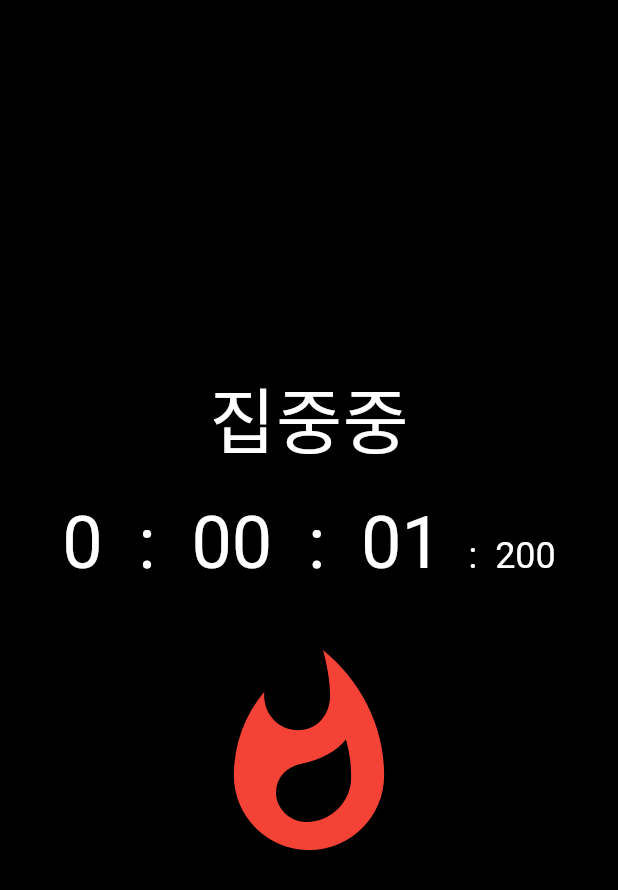
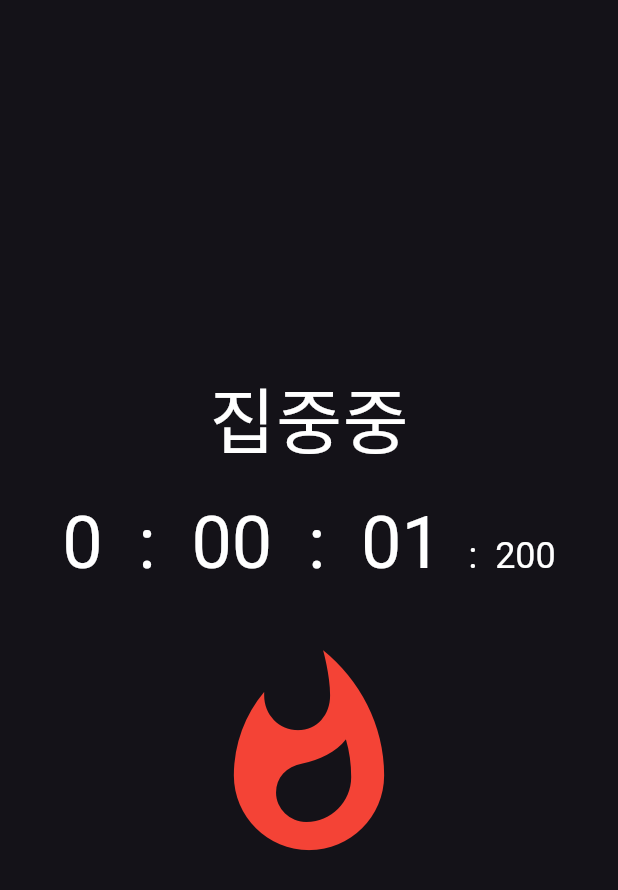
Before and after one commit to uncroos/flutter_yoapp, a Flutter app: the ConcentrationPage screen opened directly, after a tap on the "whatshot" icon, on a phone screen of 412 x 824 dp. Shown: the top 890 px of the screen. Run offline on Flutter 3.47's test engine with Material 3 defaults, Android fonts, the phone set to English and light mode, and no system bars; our stand-ins replace shared_preferences; accounts and stored records are empty; Roboto replaces fonts that are missing (ShillaCulture).

Commit message:
ㅑㅜㅑㅅ

```diff
--- /dev/null
+++ b/lib/Concentration_Screen.dart
@@ -0,0 +1,152 @@
+import 'package:flutter/material.dart';
+import 'dart:async';
+import 'package:shared_preferences/shared_preferences.dart';
+
+class ConcentrationPage extends StatefulWidget {
+  @override
+  _ConcentrationPageState createState() => _ConcentrationPageState();
+}
+
+class _ConcentrationPageState extends State<ConcentrationPage> {
+  bool isConcentrating = false;
+  DateTime? startTime;
+  Duration elapsedTime = Duration.zero;
+  Timer? timer;
+  Timer? midnightTimer;
+
+  @override
+  void initState() {
+    super.initState();
+    loadConcentrationState();
+    scheduleMidnightReset();
+  }
+
+  Future<void> loadConcentrationState() async {
+    SharedPreferences prefs = await SharedPreferences.getInstance();
+    setState(() {
+      isConcentrating = prefs.getBool('isConcentrating') ?? false;
+      elapsedTime = Duration(milliseconds: prefs.getInt('elapsedTime') ?? 0);
+      if (isConcentrating) {
+        startTime = DateTime.parse(
+            prefs.getString('startTime') ?? DateTime.now().toIso8601String());
+        startTimer();
+      }
+    });
+  }
+
+  Future<void> saveConcentrationState() async {
+    SharedPreferences prefs = await SharedPreferences.getInstance();
+    prefs.setBool('isConcentrating', isConcentrating);
+    prefs.setInt('elapsedTime', elapsedTime.inMilliseconds);
+    if (startTime != null) {
+      prefs.setString('startTime', startTime!.toIso8601String());
+    }
+  }
+
+  void scheduleMidnightReset() {
+    DateTime now = DateTime.now();
+    DateTime midnight = DateTime(now.year, now.month, now.day + 1);
+    Duration timeUntilMidnight = midnight.difference(now);
+
+    midnightTimer = Timer(timeUntilMidnight, resetAtMidnight);
+  }
+
+  void resetAtMidnight() {
+    setState(() {
+      isConcentrating = false;
+      startTime = null;
+      elapsedTime = Duration.zero;
+    });
+    saveConcentrationState();
+    scheduleMidnightReset();
+  }
+
+  void toggleConcentration() {
+    setState(() {
+      isConcentrating = !isConcentrating;
+      if (isConcentrating) {
+        startTime = DateTime.now();
+        startTimer();
+      } else {
+        elapsedTime += DateTime.now().difference(startTime!);
+        timer?.cancel();
+      }
+    });
+    saveConcentrationState();
+  }
+
+  void startTimer() {
+    timer = Timer.periodic(Duration(milliseconds: 100), (Timer t) {
+      setState(() {});
+    });
+  }
+
+  String getConcentrationTime() {
+    Duration currentTime = elapsedTime;
+    if (isConcentrating && startTime != null) {
+      currentTime += DateTime.now().difference(startTime!);
+    }
+    String twoDigits(int n) => n.toString().padLeft(2, '0');
+    String threeDigits(int n) => n.toString().padLeft(3, '0');
+    return '${currentTime.inHours} : ${twoDigits(currentTime.inMinutes.remainder(60))} : ${twoDigits(currentTime.inSeconds.remainder(60))} : ${threeDigits(currentTime.inMilliseconds.remainder(1000))}';
+  }
+
+  @override
+  void dispose() {
+    timer?.cancel();
+    midnightTimer?.cancel();
+    saveConcentrationState();
+    super.dispose();
+  }
+
+  @override
+  Widget build(BuildContext context) {
+    String time = getConcentrationTime();
+    List<String> timeParts = time.split(':');
+    return Scaffold(
+      body: Center(
+        child: Column(
+          mainAxisAlignment: MainAxisAlignment.center,
+          children: [
+            Text(
+              isConcentrating ? '집중중' : '집중',
+              style: TextStyle(
+                fontSize: 48,
+                color: Colors.white,
+                fontFamily: 'ShillaCulture', // 폰트 스타일 추가
+              ),
+            ),
+            SizedBox(height: 20),
+            RichText(
+              text: TextSpan(
+                style: TextStyle(fontSize: 48, color: Colors.white),
+                children: <TextSpan>[
+                  TextSpan(
+                    text: '${timeParts[0]} : ${timeParts[1]} : ${timeParts[2]}',
+                    style: TextStyle(fontFamily: 'ShillaCulture'), // 폰트 스타일 추가
+                  ),
+                  TextSpan(
+                    text: ' : ${timeParts[3]}',
+                    style: TextStyle(
+                      fontSize: 24,
+                      fontFamily: 'ShillaCulture', // 폰트 스타일 추가
+                    ),
+                  ),
+                ],
+              ),
+            ),
+            SizedBox(height: 40),
+            GestureDetector(
+              onTap: toggleConcentration,
+              child: Icon(
+                Icons.whatshot, // 불 아이콘
+                size: 150,
+                color: isConcentrating ? Colors.red : Colors.white,
+              ),
+            ),
+          ],
+        ),
+      ),
+    );
+  }
+}
--- a/lib/main.dart
+++ b/lib/main.dart
@@ -1,5 +1,5 @@
 import 'package:flutter/material.dart';
-import 'dart:async';
+import 'Concentration_screen.dart'; // Import the new file
 
 void main() {
   runApp(MyApp());
@@ -54,7 +54,9 @@ class MainPage extends StatelessWidget {
                 child: Column(
                   crossAxisAlignment: CrossAxisAlignment.start,
                   children: [
-                    Text('• Python 수행', style: TextStyle(fontSize: 18)),
+                    Text(
+                        '• Python 수행                                                    ',
+                        style: TextStyle(fontSize: 18)),
                     Text('• SPAM 일정', style: TextStyle(fontSize: 18)),
                     Text('• 4시 ~ 6시 커피챗', style: TextStyle(fontSize: 18)),
                   ],
@@ -83,7 +85,7 @@ class MainPage extends StatelessWidget {
                   child: Center(
                     child: Text(
                       '집중딱',
-                      style: TextStyle(fontSize: 18),
+                      style: TextStyle(fontSize: 18, color: Colors.white),
                     ),
                   ),
                 ),
@@ -103,10 +105,24 @@ class MainPage extends StatelessWidget {
                 child: Row(
                   mainAxisAlignment: MainAxisAlignment.spaceBetween,
                   children: [
-                    Icon(Icons.cloud, size: 50),
-                    ElevatedButton(
-                      onPressed: () {},
-                      child: Text('바로가기'),
+                    Icon(Icons.cloud_outlined, size: 100),
+                    GestureDetector(
+                      onTap: () {},
+                      child: Container(
+                        padding: EdgeInsets.symmetric(
+                          vertical: 12,
+                          horizontal: 16,
+                        ),
+                        decoration: BoxDecoration(
+                          color: Color(0xFFB1B1B1),
+                          borderRadius: BorderRadius.circular(10),
+                        ),
+                        child: Text(
+                          '바로가기',
+                          style:
+                              TextStyle(fontSize: 18, color: Color(0xFF3F3F3F)),
+                        ),
+                      ),
                     ),
                   ],
                 ),
@@ -156,9 +172,23 @@ class MainPage extends StatelessWidget {
                           '느긋하게 일정 확인하러 가자',
                           style: TextStyle(fontSize: 18),
                         ),
-                        ElevatedButton(
-                          onPressed: () {},
-                          child: Text('바로가기'),
+                        GestureDetector(
+                          onTap: () {},
+                          child: Container(
+                            padding: EdgeInsets.symmetric(
+                              vertical: 12,
+                              horizontal: 16,
+                            ),
+                            decoration: BoxDecoration(
+                              color: Color(0xFFB1B1B1),
+                              borderRadius: BorderRadius.circular(10),
+                            ),
+                            child: Text(
+                              '바로가기',
+                              style: TextStyle(
+                                  fontSize: 18, color: Color(0xFF3F3F3F)),
+                            ),
+                          ),
                         ),
                       ],
                     ),
@@ -172,127 +202,3 @@ class MainPage extends StatelessWidget {
     );
   }
 }
-
-class ConcentrationPage extends StatefulWidget {
-  @override
-  _ConcentrationPageState createState() => _ConcentrationPageState();
-}
-
-class _ConcentrationPageState extends State<ConcentrationPage> {
-  bool isConcentrating = false;
-  DateTime? startTime;
-  Duration elapsedTime = Duration.zero;
-  Timer? timer;
-  Timer? midnightTimer;
-
-  @override
-  void initState() {
-    super.initState();
-    scheduleMidnightReset();
-  }
-
-  void scheduleMidnightReset() {
-    DateTime now = DateTime.now();
-    DateTime midnight = DateTime(now.year, now.month, now.day + 1);
-    Duration timeUntilMidnight = midnight.difference(now);
-
-    midnightTimer = Timer(timeUntilMidnight, resetAtMidnight);
-  }
-
-  void resetAtMidnight() {
-    setState(() {
-      isConcentrating = false;
-      startTime = null;
-      elapsedTime = Duration.zero;
-    });
-    scheduleMidnightReset();
-  }
-
-  void toggleConcentration() {
-    setState(() {
-      isConcentrating = !isConcentrating;
-      if (isConcentrating) {
-        startTime = DateTime.now();
-        startTimer();
-      } else {
-        elapsedTime += DateTime.now().difference(startTime!);
-        timer?.cancel();
-      }
-    });
-  }
-
-  void startTimer() {
-    timer = Timer.periodic(Duration(milliseconds: 100), (Timer t) {
-      setState(() {});
-    });
-  }
-
-  String getConcentrationTime() {
-    Duration currentTime = elapsedTime;
-    if (isConcentrating && startTime != null) {
-      currentTime += DateTime.now().difference(startTime!);
-    }
-    String twoDigits(int n) => n.toString().padLeft(2, '0');
-    String threeDigits(int n) => n.toString().padLeft(3, '0');
-    return '${currentTime.inHours} : ${twoDigits(currentTime.inMinutes.remainder(60))} : ${twoDigits(currentTime.inSeconds.remainder(60))} : ${threeDigits(currentTime.inMilliseconds.remainder(1000))}';
-  }
-
-  @override
-  void dispose() {
-    timer?.cancel();
-    midnightTimer?.cancel();
-    super.dispose();
-  }
-
-  @override
-  Widget build(BuildContext context) {
-    String time = getConcentrationTime();
-    List<String> timeParts = time.split(':');
-    return Scaffold(
-      backgroundColor: Colors.black,
-      body: Center(
-        child: Column(
-          mainAxisAlignment: MainAxisAlignment.center,
-          children: [
-            Text(
-              isConcentrating ? '집중중' : '집중',
-              style: TextStyle(
-                fontSize: 48,
-                color: Colors.white,
-                fontFamily: 'ShillaCulture', // 폰트 스타일 추가
-              ),
-            ),
-            SizedBox(height: 20),
-            RichText(
-              text: TextSpan(
-                style: TextStyle(fontSize: 48, color: Colors.white),
-                children: <TextSpan>[
-                  TextSpan(
-                    text: '${timeParts[0]} : ${timeParts[1]} : ${timeParts[2]}',
-                    style: TextStyle(fontFamily: 'ShillaCulture'), // 폰트 스타일 추가
-                  ),
-                  TextSpan(
-                    text: ' : ${timeParts[3]}',
-                    style: TextStyle(
-                      fontSize: 24,
-                      fontFamily: 'ShillaCulture', // 폰트 스타일 추가
-                    ),
-                  ),
-                ],
-              ),
-            ),
-            SizedBox(height: 40),
-            GestureDetector(
-              onTap: toggleConcentration,
-              child: Icon(
-                Icons.whatshot, // 불 아이콘
-                size: 150,
-                color: isConcentrating ? Colors.red : Colors.white,
-              ),
-            ),
-          ],
-        ),
-      ),
-    );
-  }
-}
```
Also changed, not shown: pubspec.yaml (+2 -57 lines), pubspec.lock, 8 other files.
